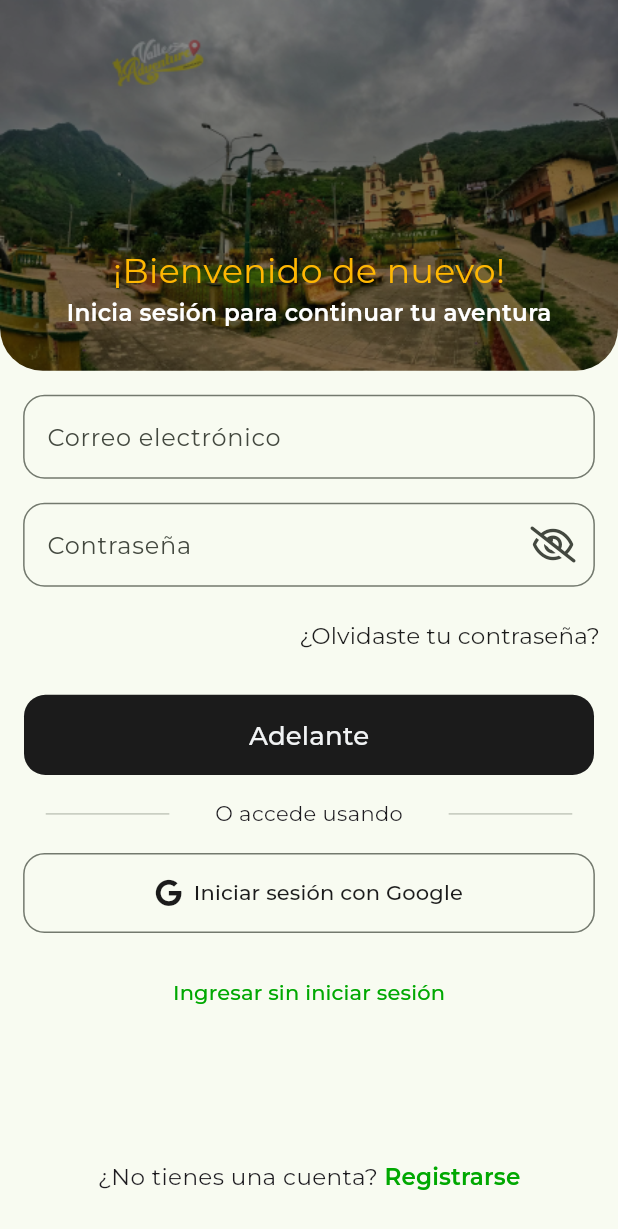
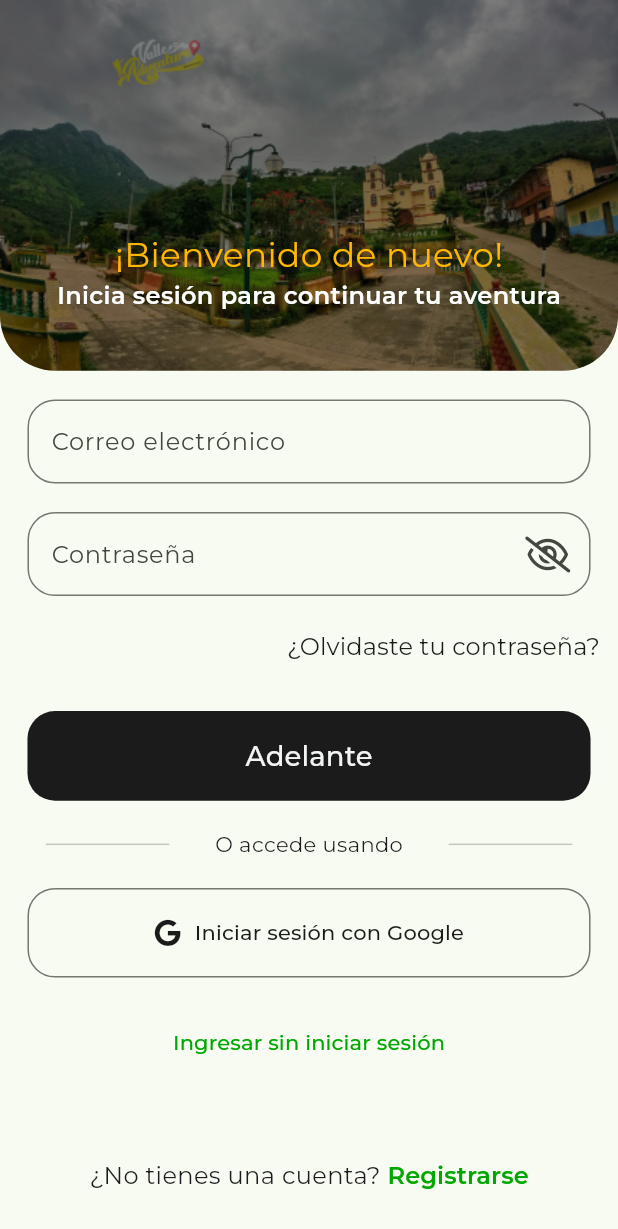
Before and after one commit to Jmendozase6/valle_adventure_app, a Flutter app: the SignInScreen screen opened directly, on a phone screen of 412 x 824 dp. Shown: the top 1229 px of the screen. Run offline on Flutter 3.47's test engine with Material 3 defaults, Android fonts, the phone set to English and light mode, and no system bars; our stand-ins replace animate_do, cached_network_image, flashy_tab_bar2, flutter_dotenv, flutter_riverpod, flutter_screenutil and 8 more; accounts and stored records are empty; generated files the repository leaves out were written again; network calls fail.

Commit message:
update: main setup, button, card heights for better UI consistency

```diff
--- a/lib/core/config/constants/app_styles.dart
+++ b/lib/core/config/constants/app_styles.dart
@@ -3,23 +3,23 @@
 import 'package:valle_adventure_app/core/config/theme/app_colors.dart';
 
 class AppStyles {
-  static TextStyle title({Color? color}) => TextStyle(fontSize: 48.sp, color: color);
+  static TextStyle title({Color? color}) => TextStyle(fontSize: 45.sp, color: color);
 
   static TextStyle onboardingSubtitle({Color? color}) => TextStyle(
-        fontSize: 24.sp,
+        fontSize: 20.sp,
         color: color ?? AppColors.whiteColor,
       );
 
-  static TextStyle button({Color? color}) => TextStyle(fontSize: 18.sp, color: color);
+  static TextStyle button({Color? color}) => TextStyle(fontSize: 16.sp, color: color);
 
   static TextStyle subtitle({Color? color, FontWeight? fontWeight}) => TextStyle(
-        fontSize: 16.sp,
+        fontSize: 14.sp,
         color: color,
         fontWeight: fontWeight ?? FontWeight.w600,
       );
 
   static TextStyle body({Color? color}) => TextStyle(
-        fontSize: 14.sp,
+        fontSize: 12.sp,
         color: color,
       );
 }
--- a/lib/features/auth/screens/sign_in_screen.dart
+++ b/lib/features/auth/screens/sign_in_screen.dart
@@ -48,18 +48,18 @@
             subtitle: locale.sign_in_to_continue,
           ),
           // Bug
-          const SizedBox(height: 16),
+          SizedBox(height: AppConstants.defaultPadding),
           CustomInput(
             labelText: locale.email,
             controller: authProvider.signInEmailController,
           ),
           // Bug
-          const SizedBox(height: 16),
+          SizedBox(height: AppConstants.defaultPadding),
           CustomInputPassword(
             labelText: locale.password,
             controller: authProvider.signInPasswordController,
           ),
-          const SizedBox(height: 8),
+          SizedBox(height: AppConstants.defaultPadding * 0.5),
           Align(
             alignment: Alignment.centerRight,
             child: TextButton(
@@ -75,10 +75,10 @@
               ),
             ),
           ),
-          const SizedBox(height: 16),
+          SizedBox(height: AppConstants.defaultPadding),
           Padding(
-            padding: const EdgeInsets.symmetric(
-              horizontal: 16,
+            padding: EdgeInsets.symmetric(
+              horizontal: AppConstants.defaultPaddingHorizontal,
             ),
             child: CtaButtonFilled(
               text: locale.forward,
@@ -98,13 +98,13 @@
               },
             ),
           ),
-          const SizedBox(height: 16),
+          SizedBox(height: AppConstants.defaultPadding),
           const AccessUsing(),
-          const SizedBox(height: 16),
+          SizedBox(height: AppConstants.defaultPadding),
           ButtonSocialMedia(
             text: locale.sign_in_with_google,
           ),
-          const SizedBox(height: 16),
+          SizedBox(height: AppConstants.defaultPadding),
           // TODO: traslate
           TextButton(
             onPressed: () {
--- a/lib/features/home/screens/home_screen.dart
+++ b/lib/features/home/screens/home_screen.dart
@@ -90,9 +90,8 @@
 
   @override
   Widget build(BuildContext context) {
-    return Container(
+    return SizedBox(
       height: 0.2.sh,
-      margin: EdgeInsets.symmetric(vertical: AppConstants.defaultPadding * 0.5),
       child: ListView.builder(
         scrollDirection: Axis.horizontal,
         itemCount: 3,
@@ -133,7 +132,7 @@
           },
           child: Text(
             AppLocalizations.of(context)!.see_all,
-            style: AppStyles.button(color: AppColors.mainColor),
+            style: AppStyles.subtitle(color: AppColors.mainColor),
           ),
         ),
       ],
--- a/lib/features/root/screens/app_root.dart
+++ b/lib/features/root/screens/app_root.dart
@@ -1,5 +1,6 @@
 import 'package:flutter/material.dart';
 import 'package:flutter_riverpod/flutter_riverpod.dart';
+import 'package:flutter_screenutil/flutter_screenutil.dart';
 import 'package:valle_adventure_app/core/config/router/app_router.dart';
 import 'package:valle_adventure_app/core/config/router/app_routes.dart';
 import 'package:valle_adventure_app/features/auth/data/repositories/repositories.dart';
@@ -12,7 +13,7 @@
   Widget build(BuildContext context, WidgetRef ref) {
     final router = ref.watch(routerProvider);
     final authProvider = ref.watch(authRepositoryProvider);
-
+    ScreenUtil.init(context);
     return Scaffold(
       body: ref.watch(onboardingProvider).when(
             data: (value) {
--- a/lib/features/shared/button_like.dart
+++ b/lib/features/shared/button_like.dart
@@ -15,19 +15,19 @@
       padding: REdgeInsets.all(AppConstants.defaultPadding),
       child: CircleAvatar(
         backgroundColor: Colors.white,
-        maxRadius: AppConstants.defaultRadius * 1.5,
+        maxRadius: AppConstants.defaultRadius * 1.3,
         child: IconButton(
           onPressed: onPressed,
           icon: isLiked
               ? FaIcon(
                   FontAwesomeIcons.solidHeart,
                   color: AppColors.redColor,
-                  size: AppConstants.defaultRadius * 1.5,
+                  size: AppConstants.defaultRadius * 1.2,
                 )
               : FaIcon(
                   FontAwesomeIcons.heart,
                   color: AppColors.darkColor20,
-                  size: AppConstants.defaultRadius * 1.5,
+                  size: AppConstants.defaultRadius * 1.2,
                 ),
         ),
       ),
--- a/lib/features/shared/button_social_media.dart
+++ b/lib/features/shared/button_social_media.dart
@@ -13,7 +13,7 @@
   Widget build(BuildContext context) {
     return Container(
       width: 1.sw,
-      height: 60.h,
+      height: 50.h,
       padding: EdgeInsets.symmetric(horizontal: AppConstants.defaultPaddingHorizontal),
       child: OutlinedButton(
         onPressed: () {},
--- a/lib/features/shared/card_tour_title.dart
+++ b/lib/features/shared/card_tour_title.dart
@@ -29,7 +29,7 @@
             title,
             style: AppStyles.body(color: textColor),
           ),
-          SizedBox(height: AppConstants.defaultPadding * 0.5),
+          SizedBox(height: AppConstants.defaultPadding * 0.3),
           NameLocation(
             location: location,
             textColor: textColor,
--- a/lib/features/shared/cta_button_filled.dart
+++ b/lib/features/shared/cta_button_filled.dart
@@ -14,7 +14,7 @@
   Widget build(BuildContext context) {
     return SizedBox(
       width: 1.sw,
-      height: 60.h,
+      height: 50.h,
       child: FilledButton(
         onPressed: onPressed,
         style: const ButtonStyle().copyWith(
--- a/lib/main.dart
+++ b/lib/main.dart
@@ -33,6 +33,7 @@
     DeviceOrientation.portraitUp,
     DeviceOrientation.portraitDown,
   ]);
+  await ScreenUtil.ensureScreenSize();
   runApp(
     const ProviderScope(
       child: MyApp(),
@@ -48,7 +49,7 @@
     final router = ref.watch(routerProvider);
     final locale = ref.watch(localeProvider);
     return ScreenUtilInit(
-      designSize: const Size(428, 926),
+      // designSize: const Size(428, 926),
       builder: (_, __) => MaterialApp.router(
         routerConfig: router,
         title: 'Valle Adventure',
```
Also changed, not shown: lib/features/onboarding/widgets/onboarding_nav_bar.dart (+6 -5 lines), lib/features/shared/card_tour.dart (+17 -1 lines), lib/features/tour/widgets/card_tour_default_image.dart (+66 -32 lines).
